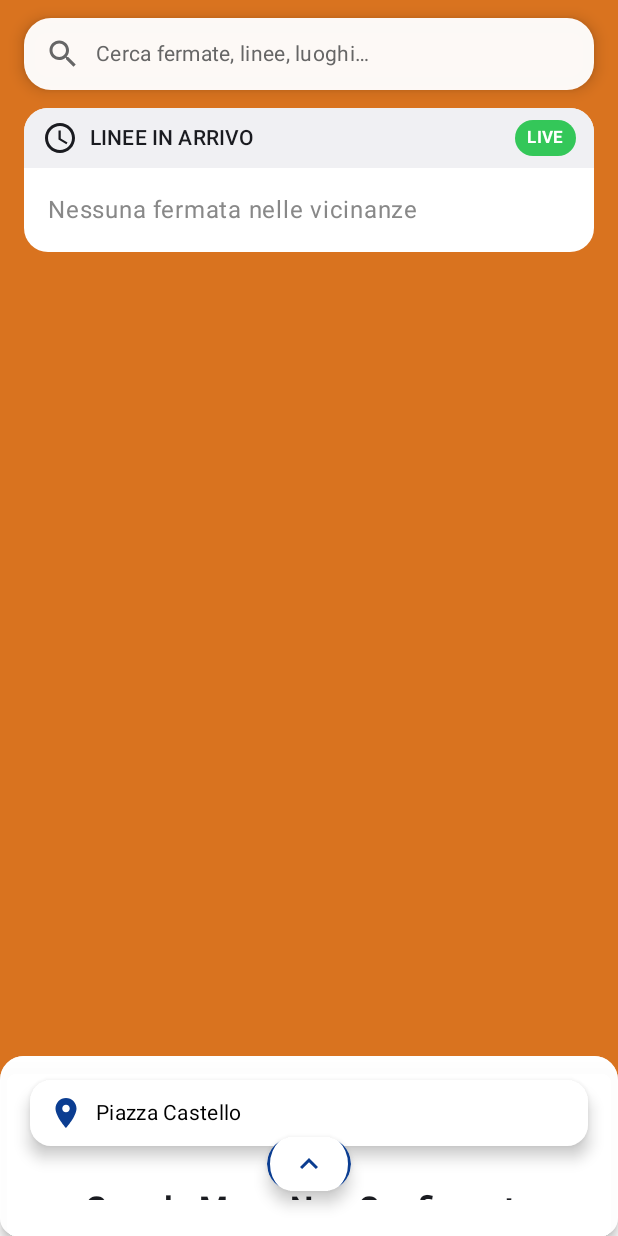
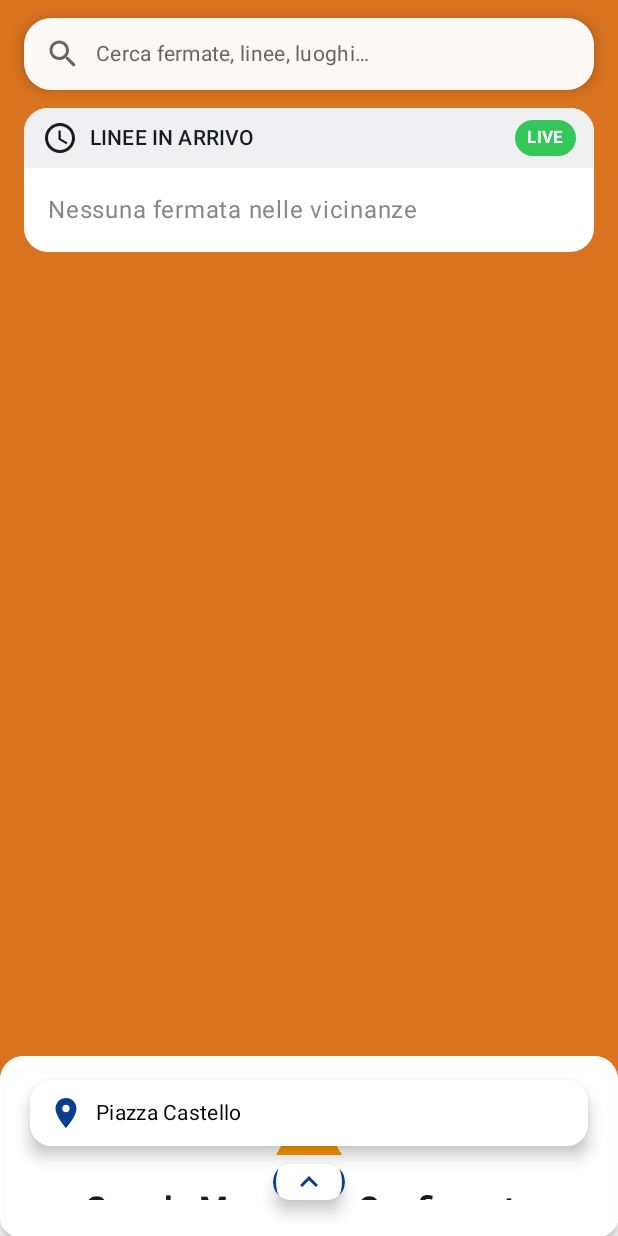
Before and after one commit to alexgl71/UrbanWayAndroid, an Android app built with Jetpack Compose: the screen it shows after launch (MainActivity), on a phone screen of 412 x 824 dp. Run offline under Robolectric (Android 15) with nearby library versions, the phone set to English and light mode, and no system bars.

Commit message:
Fix UI sizing issues in route cards and bottom sheet
- Reduce route ID circles from 52dp/56dp to 36dp for better proportions
- Apply bodySmall typography to route text for improved readability
- Fix FAB button positioning in DraggableBottomSheet from offset(-18dp) to padding(12dp)
- Reduce FAB button size from 56dp to 48dp to prevent clipping
- Remove problematic offset that was causing clipping issues

🤖 Generated with [Claude Code](https://claude.ai/code)

Co-Authored-By: Claude <noreply@anthropic.com>

```diff
--- a/app/src/main/java/com/av/urbanway/presentation/components/ArrivalsCards.kt
+++ b/app/src/main/java/com/av/urbanway/presentation/components/ArrivalsCards.kt
@@ -262,7 +262,7 @@ private fun ArrivalRow(
         // Route circle
         Box(
             modifier = Modifier
-                .size(56.dp)
+                .size(36.dp)
                 .clip(CircleShape)
                 .background(Color(0xFF1E88E5)),
             contentAlignment = Alignment.Center
@@ -270,7 +270,8 @@ private fun ArrivalRow(
             Text(
                 text = displayRoute(rep.route),
                 color = Color.White,
-                fontWeight = FontWeight.SemiBold
+                fontWeight = FontWeight.SemiBold,
+                style = MaterialTheme.typography.bodySmall
             )
         }
         Spacer(Modifier.width(12.dp))
--- a/app/src/main/java/com/av/urbanway/presentation/components/DraggableBottomSheet.kt
+++ b/app/src/main/java/com/av/urbanway/presentation/components/DraggableBottomSheet.kt
@@ -71,20 +71,23 @@ fun DraggableBottomSheet(
                         .padding(horizontal = 20.dp)
                 )
                 // Bottom-center FAB to expand/collapse sheet
-                Box(modifier = Modifier.fillMaxSize(), contentAlignment = Alignment.BottomCenter) {
+                Box(
+                    modifier = Modifier
+                        .fillMaxSize()
+                        .padding(bottom = 12.dp),
+                    contentAlignment = Alignment.BottomCenter
+                ) {
                     Surface(
                         color = Color.White,
                         shape = CircleShape,
                         tonalElevation = 3.dp,
                         shadowElevation = 6.dp,
                         modifier = Modifier
-                            // Reduce vertical lift so the button shape isn't clipped
-                            .offset(y = (-18).dp)
                     ) {
                         IconButton(
                             onClick = { viewModel.toggleBottomSheetExpanded() },
                             modifier = Modifier
-                                .size(56.dp)
+                                .size(48.dp)
                                 .border(width = 2.dp, color = Navy, shape = CircleShape)
                         ) {
                             Icon(
--- a/app/src/main/java/com/av/urbanway/presentation/components/RealTimeArrivalsCard.kt
+++ b/app/src/main/java/com/av/urbanway/presentation/components/RealTimeArrivalsCard.kt
@@ -253,7 +253,7 @@ private fun RouteHeader(route: String) {
     Row(verticalAlignment = Alignment.CenterVertically) {
         Box(
             modifier = Modifier
-                .size(52.dp)
+                .size(36.dp)
                 .clip(CircleShape)
                 .background(routeColor.copy(alpha = 0.1f)),
             contentAlignment = Alignment.Center
@@ -262,7 +262,8 @@ private fun RouteHeader(route: String) {
                 routeDisplay,
                 color = routeColor,
                 fontWeight = FontWeight.SemiBold,
-                modifier = Modifier.padding(horizontal = 6.dp)
+                style = MaterialTheme.typography.bodySmall,
+                modifier = Modifier.padding(horizontal = 4.dp)
             )
         }
         Spacer(Modifier.width(8.dp))
```
